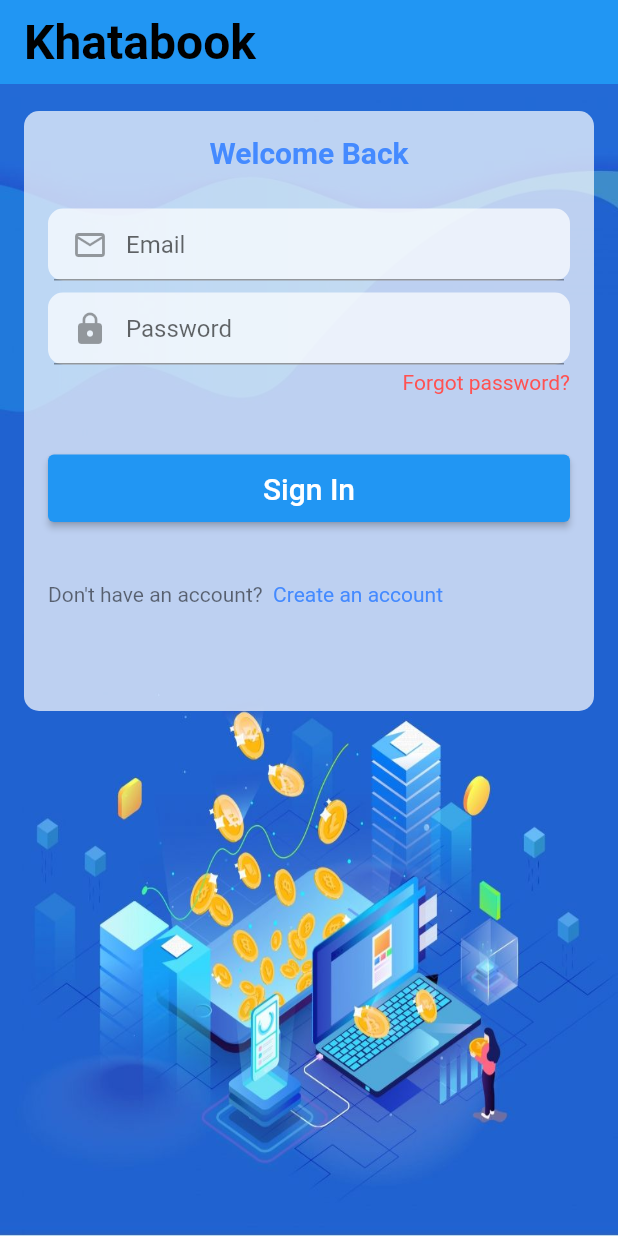
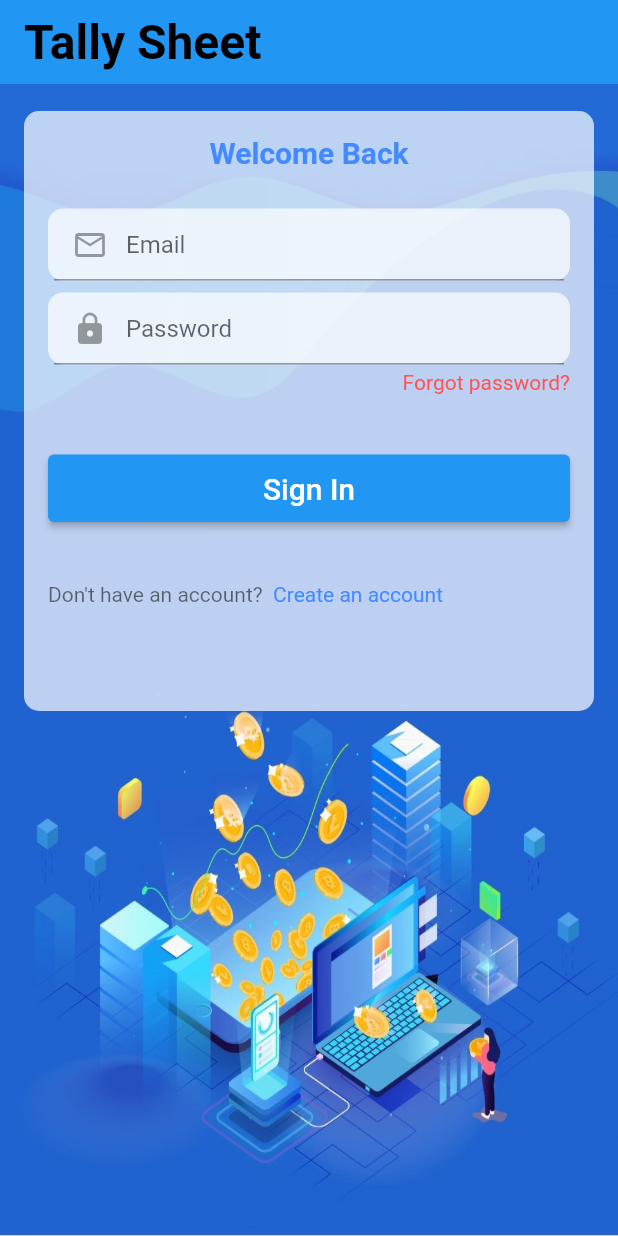
Before and after one commit to chanchalyadav272/cenTrack, a Flutter app: the screen it shows after launch, on a phone screen of 412 x 824 dp. Run offline on Flutter 3.47's test engine with Material 2 defaults, Android fonts, the phone set to English and light mode, and no system bars; our stand-ins replace azlistview, cloud_firestore, firebase_auth, firebase_core, flutter_spinkit, fluttertoast and 2 more; missing offline and left inert: cupertino_list_tile, dart:ffi; accounts and stored records are empty; generated files the repository leaves out were written again.

Commit message:
minor changes

```diff
--- a/lib/main.dart
+++ b/lib/main.dart
@@ -25,6 +25,7 @@ class MyApp extends StatelessWidget {
   @override
   Widget build(BuildContext context) {
     return MaterialApp(
+      title: 'Tally Sheet',
       debugShowCheckedModeBanner: false,
       routes: {
         '/login': (context) => Login(),
--- a/lib/screens/home_screen.dart
+++ b/lib/screens/home_screen.dart
@@ -35,7 +35,7 @@ class _HomeState extends State<Home> {
 
   @override
   void initState() {
-    super.initState();
+
     FirebaseFirestore.instance
         .collection("users")
         .doc(user!.uid)
@@ -48,6 +48,7 @@ class _HomeState extends State<Home> {
 
     });
     pageState.refreshTransactionsForCurrentUser();
+    super.initState();
 
 
 
--- a/lib/screens/login_screen.dart
+++ b/lib/screens/login_screen.dart
@@ -32,7 +32,7 @@ class _LoginState extends State<Login> {
     return Scaffold(
       appBar: AppBar(
         centerTitle: false,
-        title: Text('Khatabook',
+        title: Text('Tally Sheet',
         style: TextStyle(
           color: Colors.black,
           fontWeight: FontWeight.bold,
--- a/lib/screens/signup_screen.dart
+++ b/lib/screens/signup_screen.dart
@@ -30,7 +30,7 @@ class _SignUpState extends State<SignUp> {
     return Scaffold(
       appBar: AppBar(
         centerTitle: false,
-        title: Text('Khatabook',
+        title: Text('Tally Sheet',
 
           style: TextStyle(
               color: Colors.black,
```
Also changed, not shown: 3 other files.
